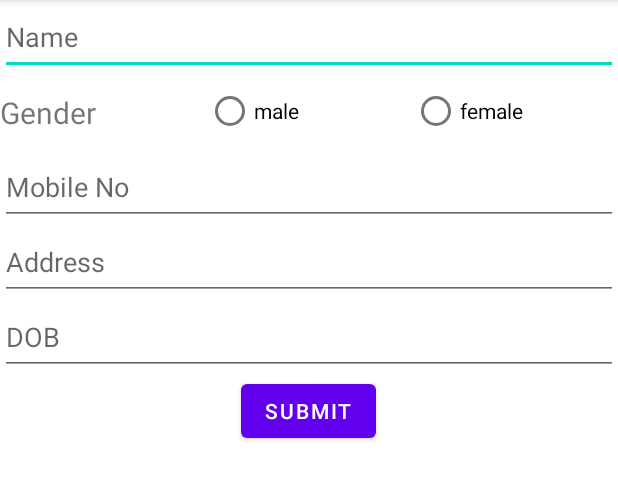
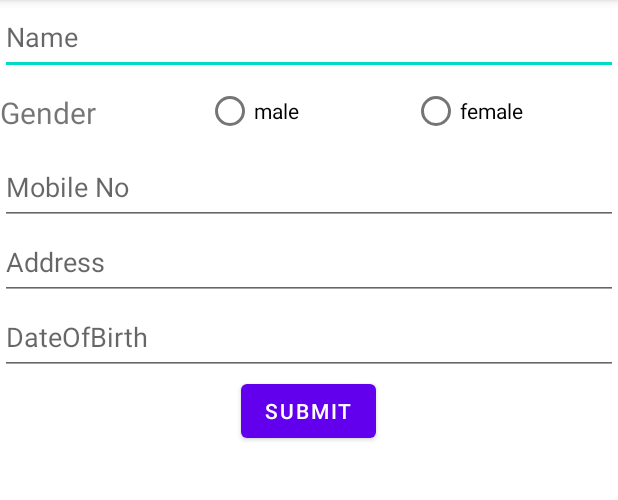
Before and after one commit to abhishekjha1802/training, an Android app: the screen it shows after launch (MainActivity), on a phone screen of 412 x 824 dp, the part 84-584 px from its top. Run offline under Robolectric (Android 15) with nearby library versions, the phone set to English and light mode, and no system bars.

Commit message:
adding dob

```diff
--- a/app/src/main/res/layout/activity_main.xml
+++ b/app/src/main/res/layout/activity_main.xml
@@ -64,7 +64,7 @@
     <EditText
         android:layout_width="match_parent"
         android:layout_height="50dp"
-        android:hint="DOB"
+        android:hint="DateOfBirth"
         android:id="@+id/dob"
         />
 
```
